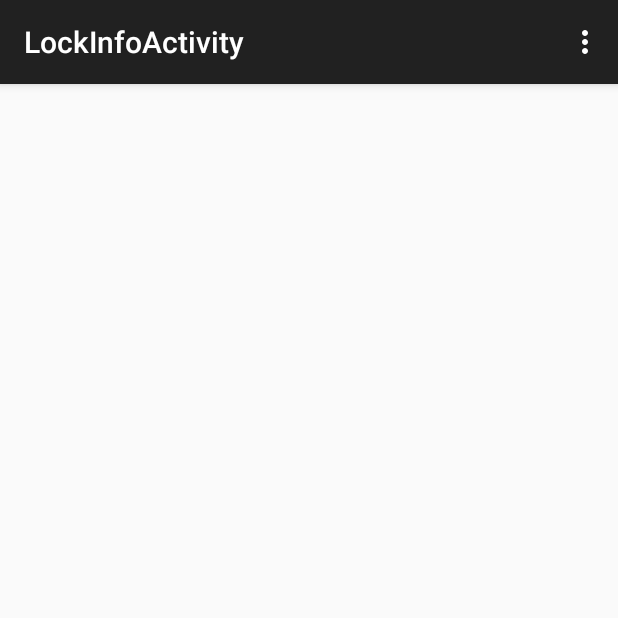
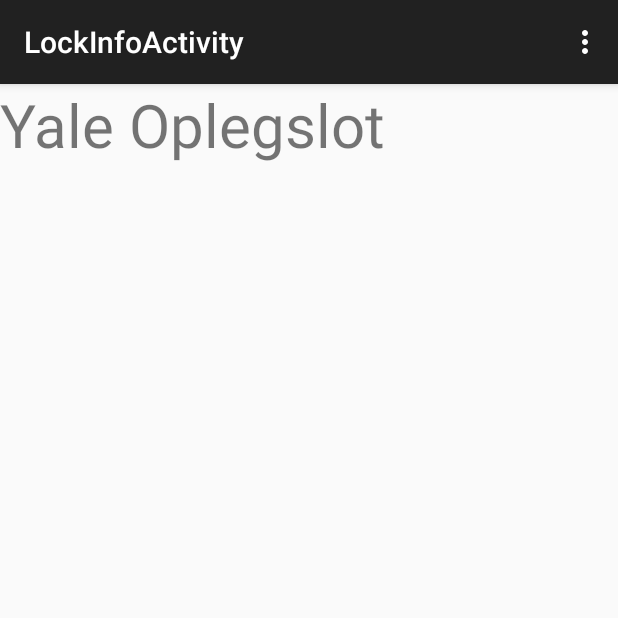
Before and after one commit to Marinosbitter/De-Sleutelaar, an Android app: the screen it shows after launch (LockInfoActivity), after a tap on "MEER", on a phone screen of 412 x 824 dp, the top half of it. Run offline under Robolectric (Android 15) with nearby library versions, the phone set to English and light mode, and no system bars; 1 other tap on this screen came first.

Commit message:
Slotnaam wordt overgedragen naar LockInfoActivity en daar weergegeven.

```diff
--- a/app/src/main/java/nl/hsleiden/imtpmd/desleutelaar/LockInfoActivity.java
+++ b/app/src/main/java/nl/hsleiden/imtpmd/desleutelaar/LockInfoActivity.java
@@ -6,15 +6,25 @@
 import android.util.Log;
 import android.view.Menu;
 import android.view.MenuItem;
+import android.widget.TextView;
 
 public class LockInfoActivity extends AppCompatActivity {
 
     @Override
     protected void onCreate(Bundle savedInstanceState) {
         super.onCreate(savedInstanceState);
+
+        // Get the message from the intent
         Intent intent = getIntent();
         String lockValue = intent.getStringExtra(MainActivity.EXTRA_MESSAGE);
-        Log.d("lock nummer", lockValue);
+
+        // Create the text view
+        TextView textView = new TextView(this);
+        textView.setTextSize(40);
+        textView.setText(lockValue);
+
+        // Set the text view as the activity layout
+        setContentView(textView);
     }
 
     @Override
--- a/app/src/main/java/nl/hsleiden/imtpmd/desleutelaar/MainActivity.java
+++ b/app/src/main/java/nl/hsleiden/imtpmd/desleutelaar/MainActivity.java
@@ -26,7 +26,7 @@
     ListView listView;
     // ListView Clicked item index
     int itemPosition;
-    public final static String EXTRA_MESSAGE = "com.mycompany.myfirstapp.MESSAGE";
+    public final static String EXTRA_MESSAGE = "nl.hsleiden.imtpmd.desleutelaar.MESSAGE";
     // ListView Clicked item value
     String itemValue;
 
@@ -140,7 +140,8 @@
     public void openMeerInfo(View view) {
         Log.d("De meer knop", "is succesvol ingedrukt!");
         Intent intent = new Intent(this, LockInfoActivity.class);
-        intent.putExtra(EXTRA_MESSAGE, itemValue);
+        String message = itemValue;
+        intent.putExtra(EXTRA_MESSAGE, message);
         startActivity(intent);
     }
 
```
